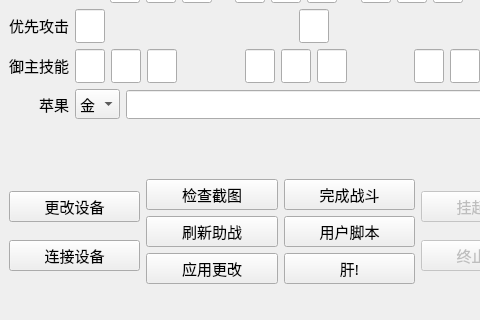
This is ui/fgoMainWindow.ui in hgjazhgj/FGO-py as Qt 5 draws it before an edit; both pictures show x 0 to 480 and y 308 to 628 of the 561 by 628 pixel window. The edited form follows.
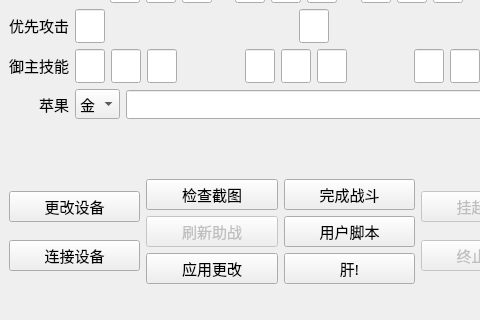
This is the edited form.

What changed in the file:
```diff
--- a/ui/fgoMainWindow.ui
+++ b/ui/fgoMainWindow.ui
@@ -3242,6 +3242,9 @@
         </item>
         <item>
          <widget class="QPushButton" name="BTN_GETFRIEND">
+          <property name="enabled">
+           <bool>false</bool>
+          </property>
           <property name="cursor">
            <cursorShape>PointingHandCursor</cursorShape>
           </property>
```
Left out of the diff: 3 changed lines with no effect on the pictures.
